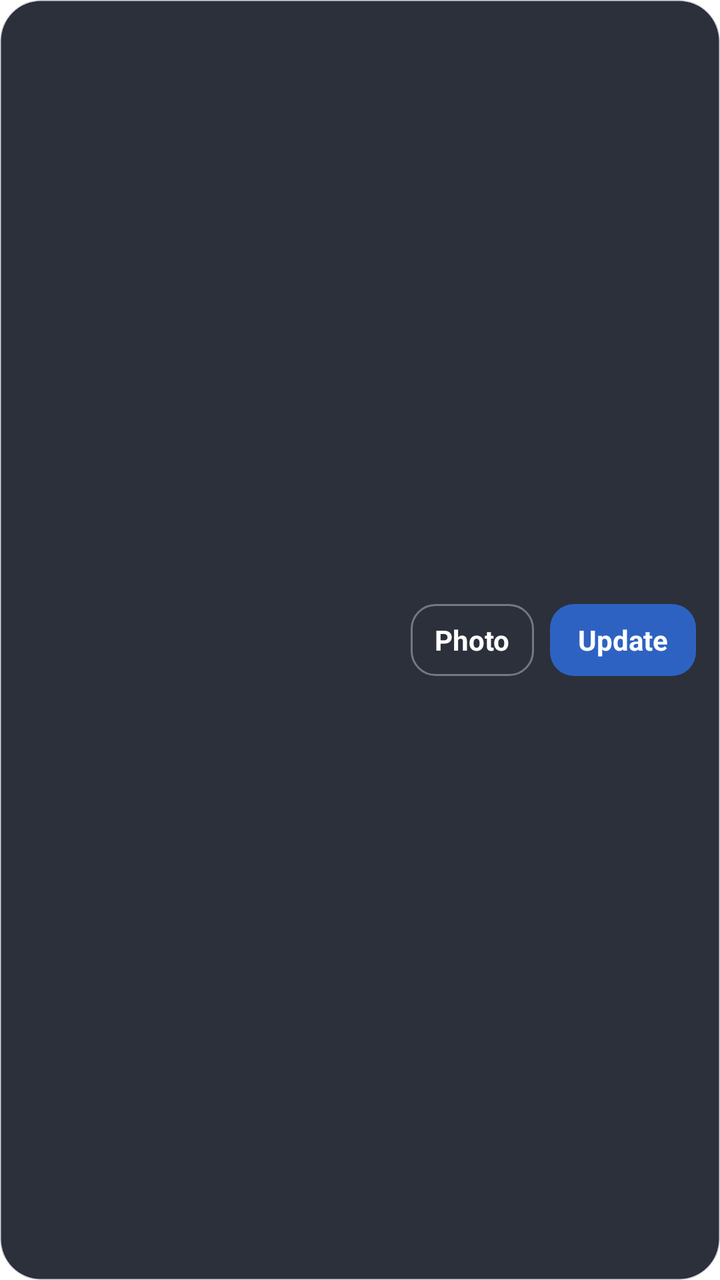
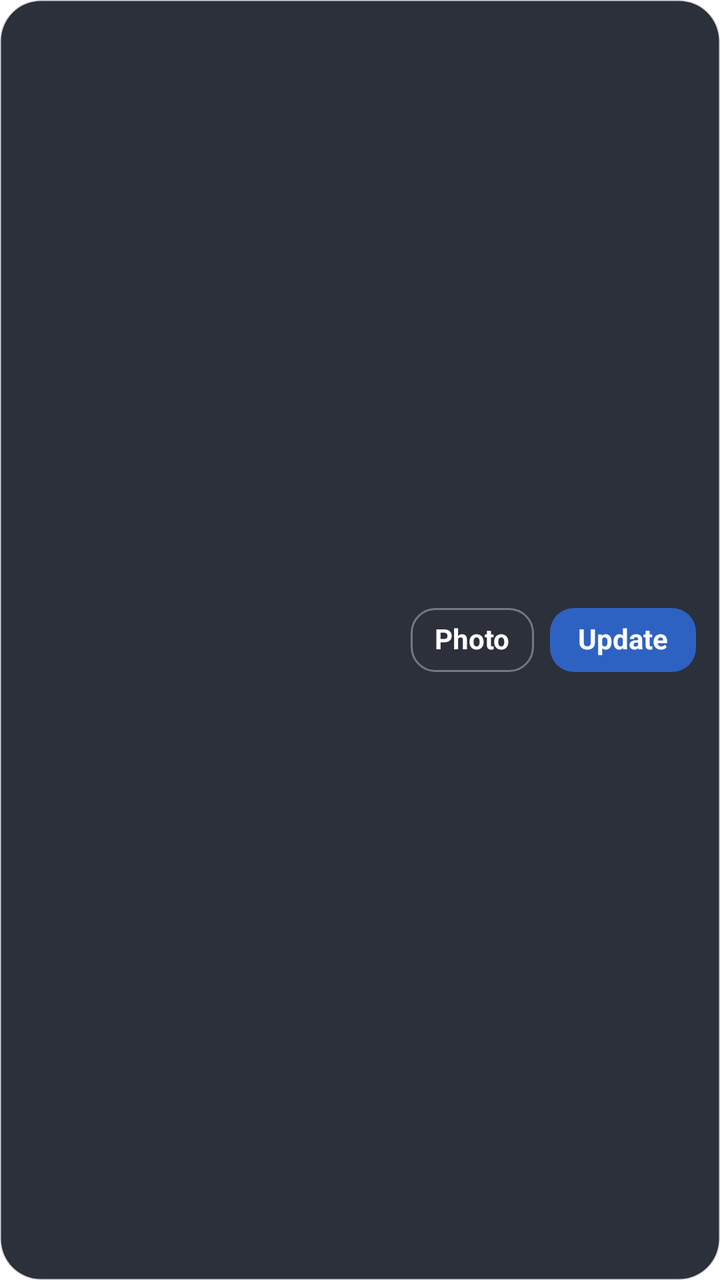

Screens rendered from an Android XML layout before and after an edit, with the pre-edit source and the edit as a unified diff.
<!-- AndroidManifest.xml: fallback theme Theme.MaterialComponents.DayNight.NoActionBar -->
<!-- res/layout/widget_odometer.xml -->
<?xml version="1.0" encoding="utf-8"?>
<LinearLayout xmlns:android="http://schemas.android.com/apk/res/android" android:id="@+id/root" android:layout_width="match_parent" android:layout_height="match_parent" android:orientation="horizontal" android:gravity="center_vertical" android:padding="12dp" android:background="@drawable/widget_bg">
    <LinearLayout android:layout_width="0dp" android:layout_weight="1" android:layout_height="wrap_content" android:orientation="vertical">
        <TextView android:id="@+id/cap" android:layout_width="wrap_content" android:layout_height="wrap_content" android:textSize="11sp" android:textColor="#AFC0D8" android:letterSpacing="0.08" android:maxLines="1" android:ellipsize="end" />
        <TextView android:id="@+id/value" android:layout_width="wrap_content" android:layout_height="wrap_content" android:textSize="18sp" android:textStyle="bold" android:textColor="#F5F7FA" android:maxLines="1" android:ellipsize="end" />
        <TextView android:id="@+id/sub" android:layout_width="wrap_content" android:layout_height="wrap_content" android:textSize="12sp" android:textColor="#AFC0D8" android:maxLines="2" android:ellipsize="end" />
    </LinearLayout>
    <TextView android:id="@+id/photo" android:layout_width="wrap_content" android:layout_height="36dp" android:layout_marginEnd="8dp" android:paddingStart="12dp" android:paddingEnd="12dp" android:gravity="center" android:text="Photo" android:textColor="#FFFFFF" android:textStyle="bold" android:background="@drawable/widget_button_outline" />
    <TextView android:id="@+id/update" android:layout_width="wrap_content" android:layout_height="36dp" android:paddingStart="14dp" android:paddingEnd="14dp" android:gravity="center" android:text="Update" android:textColor="#FFFFFF" android:textStyle="bold" android:background="@drawable/widget_button" />
</LinearLayout>
<!-- resources referenced by this layout -->
<resources>
  <!-- drawable widget_bg (drawable) -->
  <?xml version="1.0" encoding="utf-8"?>
  <shape xmlns:android="http://schemas.android.com/apk/res/android" android:shape="rectangle">
      <solid android:color="#EE1C222D" />
      <corners android:radius="20dp" />
      <stroke android:width="1dp" android:color="#332C3442" />
  </shape>
  <!-- drawable widget_button (drawable) -->
  <?xml version="1.0" encoding="utf-8"?>
  <shape xmlns:android="http://schemas.android.com/apk/res/android" android:shape="rectangle">
      <solid android:color="#2E62C2" />
      <corners android:radius="12dp" />
  </shape>
  <!-- drawable widget_button_outline (drawable) -->
  <?xml version="1.0" encoding="utf-8"?>
  <shape xmlns:android="http://schemas.android.com/apk/res/android" android:shape="rectangle">
      <corners android:radius="12dp" />
      <stroke android:width="1dp" android:color="#59FFFFFF" />
  </shape>
</resources>

<!-- the commit's change to res/layout/widget_odometer.xml (unified diff, before → after) -->
@@ -1,10 +1,10 @@
 <?xml version="1.0" encoding="utf-8"?>
-<LinearLayout xmlns:android="http://schemas.android.com/apk/res/android" android:id="@+id/root" android:layout_width="match_parent" android:layout_height="match_parent" android:orientation="horizontal" android:gravity="center_vertical" android:padding="12dp" android:background="@drawable/widget_bg">
+<LinearLayout xmlns:android="http://schemas.android.com/apk/res/android" android:id="@+id/root" android:layout_width="match_parent" android:layout_height="match_parent" android:orientation="horizontal" android:gravity="center_vertical" android:paddingStart="12dp" android:paddingEnd="12dp" android:paddingTop="8dp" android:paddingBottom="8dp" android:background="@drawable/widget_bg">
     <LinearLayout android:layout_width="0dp" android:layout_weight="1" android:layout_height="wrap_content" android:orientation="vertical">
-        <TextView android:id="@+id/cap" android:layout_width="wrap_content" android:layout_height="wrap_content" android:textSize="11sp" android:textColor="#AFC0D8" android:letterSpacing="0.08" android:maxLines="1" android:ellipsize="end" />
-        <TextView android:id="@+id/value" android:layout_width="wrap_content" android:layout_height="wrap_content" android:textSize="18sp" android:textStyle="bold" android:textColor="#F5F7FA" android:maxLines="1" android:ellipsize="end" />
-        <TextView android:id="@+id/sub" android:layout_width="wrap_content" android:layout_height="wrap_content" android:textSize="12sp" android:textColor="#AFC0D8" android:maxLines="2" android:ellipsize="end" />
+        <TextView android:includeFontPadding="false" android:id="@+id/cap" android:layout_width="wrap_content" android:layout_height="wrap_content" android:textSize="11sp" android:textColor="#AFC0D8" android:letterSpacing="0.08" android:maxLines="1" android:ellipsize="end" />
+        <TextView android:includeFontPadding="false" android:id="@+id/value" android:layout_width="wrap_content" android:layout_height="wrap_content" android:textSize="18sp" android:textStyle="bold" android:textColor="#F5F7FA" android:maxLines="1" android:ellipsize="end" />
+        <TextView android:includeFontPadding="false" android:id="@+id/sub" android:layout_width="wrap_content" android:layout_height="wrap_content" android:textSize="12sp" android:textColor="#AFC0D8" android:maxLines="1" android:ellipsize="end" />
     </LinearLayout>
-    <TextView android:id="@+id/photo" android:layout_width="wrap_content" android:layout_height="36dp" android:layout_marginEnd="8dp" android:paddingStart="12dp" android:paddingEnd="12dp" android:gravity="center" android:text="Photo" android:textColor="#FFFFFF" android:textStyle="bold" android:background="@drawable/widget_button_outline" />
-    <TextView android:id="@+id/update" android:layout_width="wrap_content" android:layout_height="36dp" android:paddingStart="14dp" android:paddingEnd="14dp" android:gravity="center" android:text="Update" android:textColor="#FFFFFF" android:textStyle="bold" android:background="@drawable/widget_button" />
+    <TextView android:includeFontPadding="false" android:id="@+id/photo" android:layout_width="wrap_content" android:layout_height="32dp" android:layout_marginEnd="8dp" android:paddingStart="12dp" android:paddingEnd="12dp" android:gravity="center" android:text="Photo" android:textColor="#FFFFFF" android:textStyle="bold" android:background="@drawable/widget_button_outline" />
+    <TextView android:includeFontPadding="false" android:id="@+id/update" android:layout_width="wrap_content" android:layout_height="32dp" android:paddingStart="14dp" android:paddingEnd="14dp" android:gravity="center" android:text="Update" android:textColor="#FFFFFF" android:textStyle="bold" android:background="@drawable/widget_button" />
 </LinearLayout>
